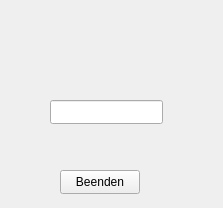
This is widget.ui in ZZ24IFA12C/24ifa12cSensorGUI as Qt 5 draws it before an edit. The edited form follows.
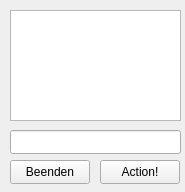
This is the edited form.

Diff of the .ui file:
```diff
--- a/widget.ui
+++ b/widget.ui
@@ -6,8 +6,8 @@
    <rect>
     <x>0</x>
     <y>0</y>
-    <width>223</width>
-    <height>208</height>
+    <width>185</width>
+    <height>192</height>
    </rect>
   </property>
   <property name="windowTitle">
@@ -16,8 +16,8 @@
   <widget class="QPushButton" name="btnBeenden">
    <property name="geometry">
     <rect>
-     <x>60</x>
-     <y>170</y>
+     <x>10</x>
+     <y>160</y>
      <width>80</width>
      <height>24</height>
     </rect>
@@ -29,13 +29,36 @@
   <widget class="QLineEdit" name="lineEdit">
    <property name="geometry">
     <rect>
-     <x>50</x>
-     <y>100</y>
-     <width>113</width>
+     <x>10</x>
+     <y>130</y>
+     <width>171</width>
      <height>24</height>
     </rect>
    </property>
   </widget>
+  <widget class="QPushButton" name="btnAction">
+   <property name="geometry">
+    <rect>
+     <x>100</x>
+     <y>160</y>
+     <width>80</width>
+     <height>24</height>
+    </rect>
+   </property>
+   <property name="text">
+    <string>Action!</string>
+   </property>
+  </widget>
+  <widget class="QTextEdit" name="edtAusgabe">
+   <property name="geometry">
+    <rect>
+     <x>10</x>
+     <y>10</y>
+     <width>171</width>
+     <height>111</height>
+    </rect>
+   </property>
+  </widget>
  </widget>
  <resources/>
  <connections/>
```
Left out of the diff: 2 changed lines with no effect on the pictures.
